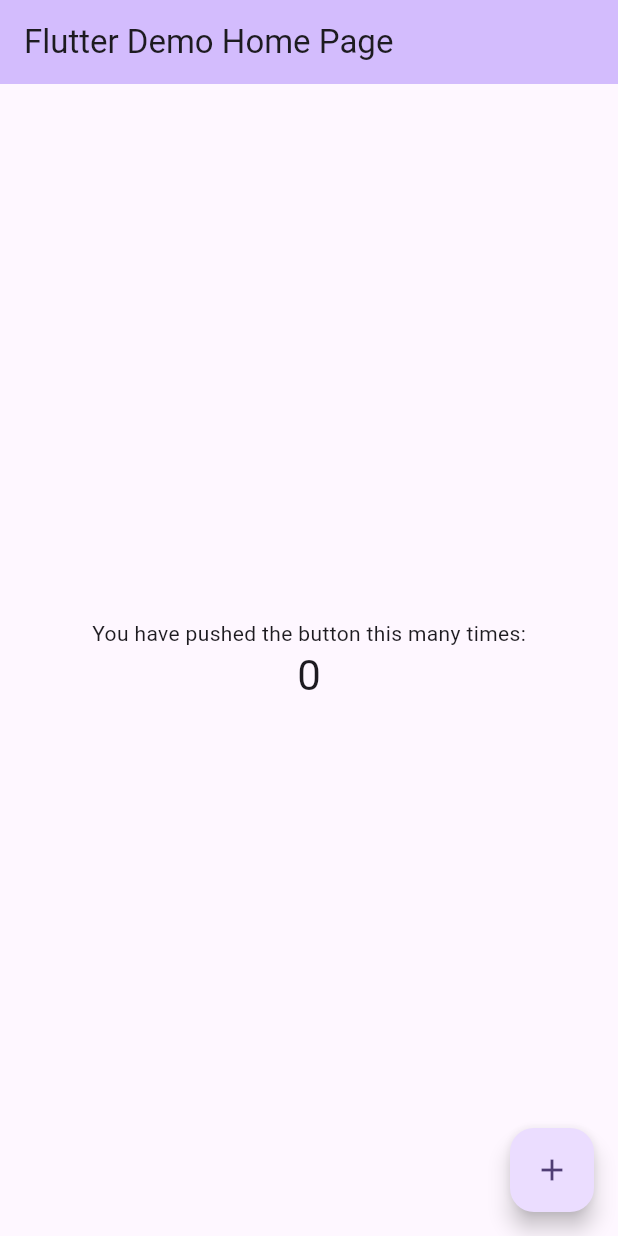
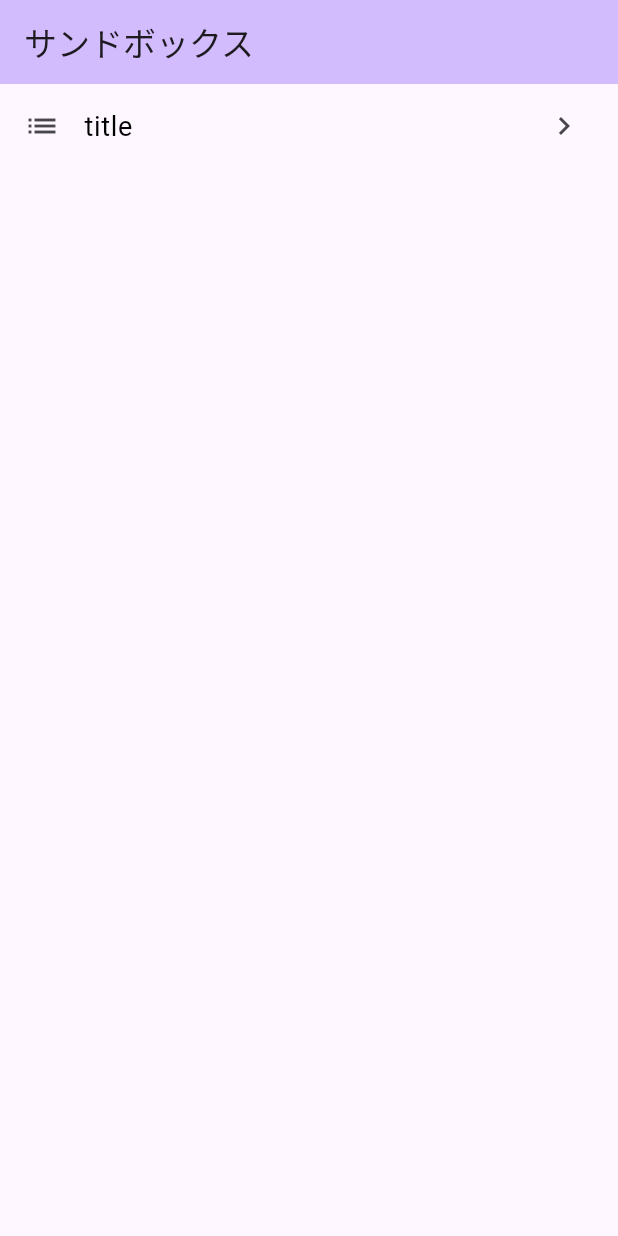
Before and after one commit to yuki-kai/flutter_sandbox, a Flutter app: the screen it shows after launch, on a phone screen of 412 x 824 dp. Run offline on Flutter 3.47's test engine with Material 3 defaults, Android fonts, the phone set to English and light mode, and no system bars; our stand-ins replace go_router.

```diff
--- /dev/null
+++ b/lib/index.dart
@@ -0,0 +1,33 @@
+import 'package:flutter/material.dart';
+import 'package:go_router/go_router.dart';
+
+class IndexPage extends StatelessWidget {
+  const IndexPage({super.key});
+
+  @override
+  Widget build(BuildContext context) {
+    return Scaffold(
+      appBar: AppBar(
+        backgroundColor: Theme.of(context).colorScheme.inversePrimary,
+        title: const Text('サンドボックス'),
+      ),
+      body: ListView(
+        children: [
+          ListTile(
+            leading: const Icon(
+              Icons.list,
+              size: 24.0,
+            ),
+            title: const Text(
+              'title',
+              style: TextStyle(color: Colors.black, fontSize: 18.0),
+            ),
+            trailing: const Icon(Icons.navigate_next),
+            onTap: () => context.go('/list'),
+            onLongPress: () => print('onLongPress called.'),
+          ),
+        ],
+      ),
+    );
+  }
+}
--- a/lib/main.dart
+++ b/lib/main.dart
@@ -1,4 +1,5 @@
 import 'package:flutter/material.dart';
+import 'package:flutter_sandbox/router.dart';
 
 void main() {
   runApp(const MyApp());
@@ -7,119 +8,16 @@ void main() {
 class MyApp extends StatelessWidget {
   const MyApp({super.key});
 
-  // This widget is the root of your application.
   @override
   Widget build(BuildContext context) {
-    return MaterialApp(
-      title: 'Flutter Demo',
+    return MaterialApp.router(
+      routerDelegate: router.routerDelegate,
+      routeInformationParser: router.routeInformationParser,
+      routeInformationProvider: router.routeInformationProvider,
       theme: ThemeData(
-        // This is the theme of your application.
-        //
-        // TRY THIS: Try running your application with "flutter run". You'll see
-        // the application has a purple toolbar. Then, without quitting the app,
-        // try changing the seedColor in the colorScheme below to Colors.green
-        // and then invoke "hot reload" (save your changes or press the "hot
-        // reload" button in a Flutter-supported IDE, or press "r" if you used
-        // the command line to start the app).
-        //
-        // Notice that the counter didn't reset back to zero; the application
-        // state is not lost during the reload. To reset the state, use hot
-        // restart instead.
-        //
-        // This works for code too, not just values: Most code changes can be
-        // tested with just a hot reload.
         colorScheme: ColorScheme.fromSeed(seedColor: Colors.deepPurple),
         useMaterial3: true,
       ),
-      home: const MyHomePage(title: 'Flutter Demo Home Page'),
     );
   }
 }
-
-class MyHomePage extends StatefulWidget {
-  const MyHomePage({super.key, required this.title});
-
-  // This widget is the home page of your application. It is stateful, meaning
-  // that it has a State object (defined below) that contains fields that affect
-  // how it looks.
-
-  // This class is the configuration for the state. It holds the values (in this
-  // case the title) provided by the parent (in this case the App widget) and
-  // used by the build method of the State. Fields in a Widget subclass are
-  // always marked "final".
-
-  final String title;
-
-  @override
-  State<MyHomePage> createState() => _MyHomePageState();
-}
-
-class _MyHomePageState extends State<MyHomePage> {
-  int _counter = 0;
-
-  void _incrementCounter() {
-    setState(() {
-      // This call to setState tells the Flutter framework that something has
-      // changed in this State, which causes it to rerun the build method below
-      // so that the display can reflect the updated values. If we changed
-      // _counter without calling setState(), then the build method would not be
-      // called again, and so nothing would appear to happen.
-      _counter++;
-    });
-  }
-
-  @override
-  Widget build(BuildContext context) {
-    // This method is rerun every time setState is called, for instance as done
-    // by the _incrementCounter method above.
-    //
-    // The Flutter framework has been optimized to make rerunning build methods
-    // fast, so that you can just rebuild anything that needs updating rather
-    // than having to individually change instances of widgets.
-    return Scaffold(
-      appBar: AppBar(
-        // TRY THIS: Try changing the color here to a specific color (to
-        // Colors.amber, perhaps?) and trigger a hot reload to see the AppBar
-        // change color while the other colors stay the same.
-        backgroundColor: Theme.of(context).colorScheme.inversePrimary,
-        // Here we take the value from the MyHomePage object that was created by
-        // the App.build method, and use it to set our appbar title.
-        title: Text(widget.title),
-      ),
-      body: Center(
-        // Center is a layout widget. It takes a single child and positions it
-        // in the middle of the parent.
-        child: Column(
-          // Column is also a layout widget. It takes a list of children and
-          // arranges them vertically. By default, it sizes itself to fit its
-          // children horizontally, and tries to be as tall as its parent.
-          //
-          // Column has various properties to control how it sizes itself and
-          // how it positions its children. Here we use mainAxisAlignment to
-          // center the children vertically; the main axis here is the vertical
-          // axis because Columns are vertical (the cross axis would be
-          // horizontal).
-          //
-          // TRY THIS: Invoke "debug painting" (choose the "Toggle Debug Paint"
-          // action in the IDE, or press "p" in the console), to see the
-          // wireframe for each widget.
-          mainAxisAlignment: MainAxisAlignment.center,
-          children: <Widget>[
-            const Text(
-              'You have pushed the button this many times:',
-            ),
-            Text(
-              '$_counter',
-              style: Theme.of(context).textTheme.headlineMedium,
-            ),
-          ],
-        ),
-      ),
-      floatingActionButton: FloatingActionButton(
-        onPressed: _incrementCounter,
-        tooltip: 'Increment',
-        child: const Icon(Icons.add),
-      ), // This trailing comma makes auto-formatting nicer for build methods.
-    );
-  }
-}
--- /dev/null
+++ b/lib/pages/list.dart
@@ -0,0 +1,23 @@
+import 'package:flutter/material.dart';
+import 'package:go_router/go_router.dart';
+
+class ListPage extends StatelessWidget {
+  const ListPage({super.key});
+
+  @override
+  Widget build(BuildContext context) {
+    return Scaffold(
+        appBar: AppBar(
+          backgroundColor: Theme.of(context).colorScheme.inversePrimary,
+          title: const Text('テスト'),
+        ),
+        body: Center(
+          child: TextButton(
+            child: const Text('最初のページに戻る'),
+            onPressed: () {
+              context.pop();
+            },
+          ),
+        ));
+  }
+}
--- /dev/null
+++ b/lib/router.dart
@@ -0,0 +1,21 @@
+import 'package:flutter_sandbox/index.dart';
+import 'package:flutter_sandbox/pages/list.dart';
+import 'package:go_router/go_router.dart';
+
+final router = GoRouter(
+  debugLogDiagnostics: true,
+  initialLocation: '/',
+  routes: [
+    GoRoute(
+        name: 'index',
+        path: '/',
+        routes: [
+          GoRoute(
+            name: 'list',
+            path: 'list',
+            builder: (context, state) => ListPage(),
+          ),
+        ],
+        builder: (context, state) => IndexPage()),
+  ],
+);
--- a/pubspec.yaml
+++ b/pubspec.yaml
@@ -35,6 +35,7 @@ dependencies:
   # The following adds the Cupertino Icons font to your application.
   # Use with the CupertinoIcons class for iOS style icons.
   cupertino_icons: ^1.0.6
+  go_router: ^13.2.0
 
 dev_dependencies:
   flutter_test:
```
Also changed, not shown: pubspec.lock.
